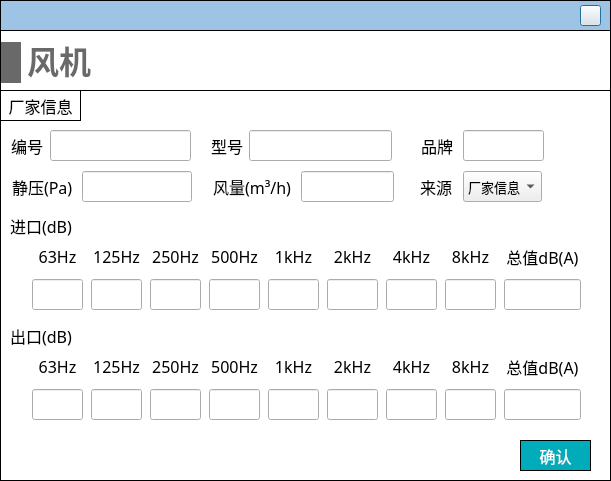
The window that NoiseCalSoft/inputDialog/dialog_fan.ui (SheepBowwow/NoiCal) describes before a commit, drawn with Qt 5.
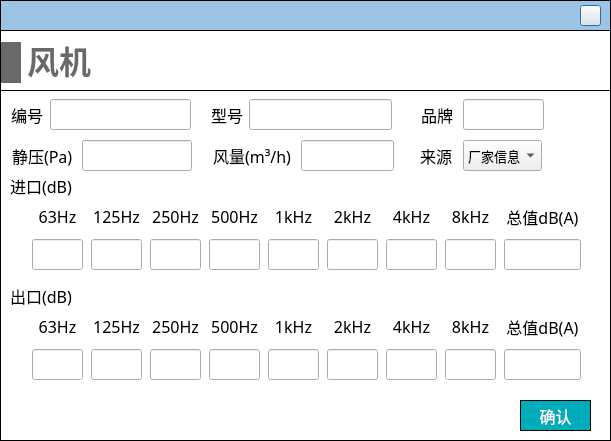
The same window after the commit. Icons and pictures are not drawn.

Diff of the .ui file:
```diff
--- a/NoiseCalSoft/inputDialog/dialog_fan.ui
+++ b/NoiseCalSoft/inputDialog/dialog_fan.ui
@@ -7,7 +7,7 @@
     <x>0</x>
     <y>0</y>
     <width>611</width>
-    <height>481</height>
+    <height>441</height>
    </rect>
   </property>
   <property name="maximumSize">
@@ -77,7 +77,7 @@
      <x>0</x>
      <y>30</y>
      <width>611</width>
-     <height>451</height>
+     <height>411</height>
     </rect>
    </property>
    <property name="styleSheet">
@@ -93,7 +93,7 @@
       <x>0</x>
       <y>60</y>
       <width>611</width>
-      <height>391</height>
+      <height>351</height>
      </rect>
     </property>
     <property name="styleSheet">
@@ -127,7 +127,7 @@
      <property name="geometry">
       <rect>
        <x>30</x>
-       <y>260</y>
+       <y>220</y>
        <width>561</width>
        <height>72</height>
       </rect>
@@ -658,7 +658,7 @@
      <property name="geometry">
       <rect>
        <x>301</x>
-       <y>81</y>
+       <y>50</y>
        <width>93</width>
        <height>31</height>
       </rect>
@@ -680,7 +680,7 @@
      <property name="geometry">
       <rect>
        <x>213</x>
-       <y>81</y>
+       <y>50</y>
        <width>82</width>
        <height>31</height>
       </rect>
@@ -699,7 +699,7 @@
      <property name="geometry">
       <rect>
        <x>82</x>
-       <y>81</y>
+       <y>50</y>
        <width>110</width>
        <height>31</height>
       </rect>
@@ -721,7 +721,7 @@
      <property name="geometry">
       <rect>
        <x>12</x>
-       <y>81</y>
+       <y>50</y>
        <width>64</width>
        <height>31</height>
       </rect>
@@ -740,7 +740,7 @@
      <property name="geometry">
       <rect>
        <x>10</x>
-       <y>120</y>
+       <y>80</y>
        <width>71</width>
        <height>31</height>
       </rect>
@@ -759,7 +759,7 @@
      <property name="geometry">
       <rect>
        <x>10</x>
-       <y>230</y>
+       <y>190</y>
        <width>71</width>
        <height>31</height>
       </rect>
@@ -778,7 +778,7 @@
      <property name="geometry">
       <rect>
        <x>30</x>
-       <y>150</y>
+       <y>110</y>
        <width>561</width>
        <height>72</height>
       </rect>
@@ -1309,7 +1309,7 @@
      <property name="geometry">
       <rect>
        <x>520</x>
-       <y>350</y>
+       <y>310</y>
        <width>71</width>
        <height>31</height>
       </rect>
@@ -1344,7 +1344,7 @@
      <property name="geometry">
       <rect>
        <x>420</x>
-       <y>81</y>
+       <y>50</y>
        <width>32</width>
        <height>31</height>
       </rect>
@@ -1359,36 +1359,11 @@
       <string>来源</string>
      </property>
     </widget>
-    <widget class="QLabel" name="label_30">
-     <property name="geometry">
-      <rect>
-       <x>0</x>
-       <y>0</y>
-       <width>81</width>
-       <height>31</height>
-      </rect>
-     </property>
-     <property name="font">
-      <font>
-       <family>黑体</family>
-       <pointsize>-1</pointsize>
-      </font>
-     </property>
-     <property name="styleSheet">
-      <string notr="true">border: 1px solid #000000;</string>
-     </property>
-     <property name="text">
-      <string>厂家信息</string>
-     </property>
-     <property name="alignment">
-      <set>Qt::AlignCenter</set>
-     </property>
-    </widget>
     <widget class="QComboBox" name="comboBox_data_source">
      <property name="geometry">
       <rect>
        <x>463</x>
-       <y>81</y>
+       <y>50</y>
        <width>79</width>
        <height>31</height>
       </rect>
@@ -1426,7 +1401,7 @@
      <property name="geometry">
       <rect>
        <x>10</x>
-       <y>40</y>
+       <y>9</y>
        <width>182</width>
        <height>31</height>
       </rect>
@@ -1483,7 +1458,7 @@
      <property name="geometry">
       <rect>
        <x>210</x>
-       <y>40</y>
+       <y>9</y>
        <width>183</width>
        <height>31</height>
       </rect>
@@ -1546,7 +1521,7 @@
      <property name="geometry">
       <rect>
        <x>420</x>
-       <y>40</y>
+       <y>9</y>
        <width>125</width>
        <height>31</height>
       </rect>
```
